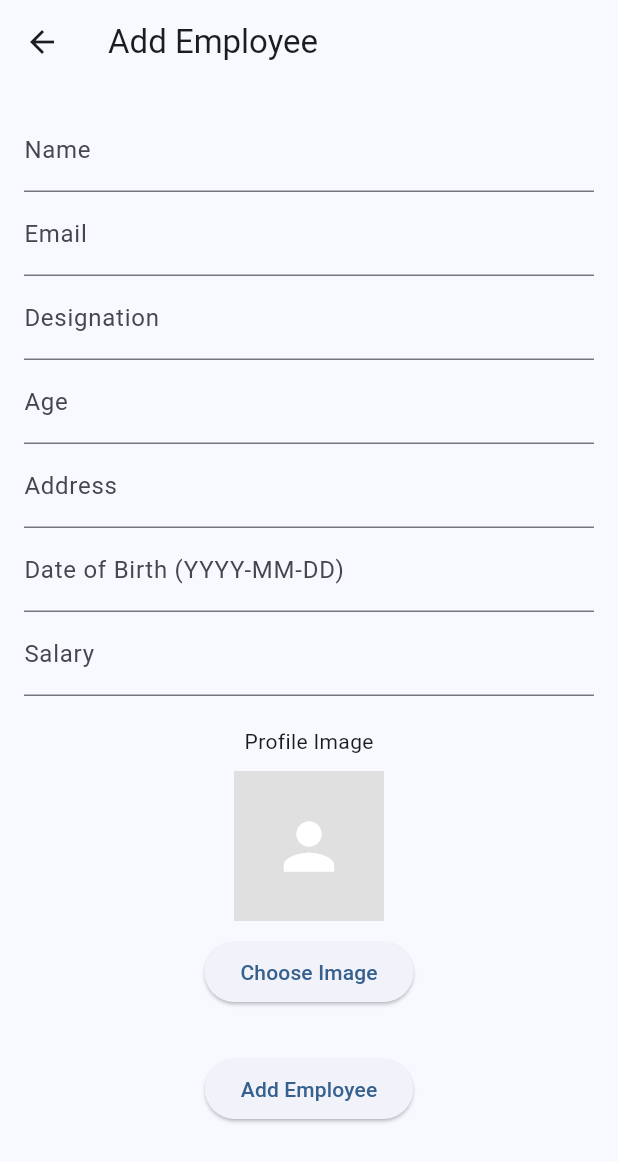
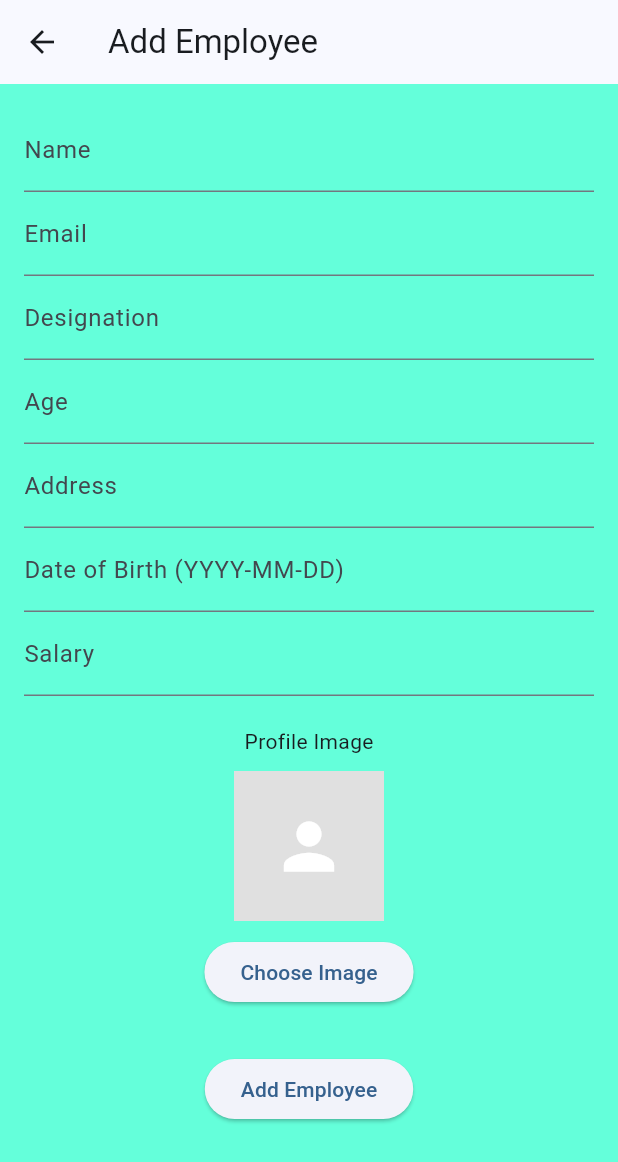
Before and after one commit to OmarFaruq97/learn-flutter-app-development, a Flutter app: the screen it shows after launch, after a tap on "Add Employee", on a phone screen of 412 x 824 dp. Shown: the top 1162 px of the screen. Run offline on Flutter 3.47's test engine with Material 3 defaults, Android fonts, the light colour scheme and no system bars; our stand-ins replace image_picker, sqflite; accounts and stored records are empty; network calls fail.

Commit message:
CRUD complete with api

```diff
--- a/api_Call/lib/screens/add_edit_employee.dart
+++ b/api_Call/lib/screens/add_edit_employee.dart
@@ -136,6 +136,7 @@ class _AddEditEmployeeScreenState extends State<AddEditEmployeeScreen> {
   @override
   Widget build(BuildContext context) {
     return Scaffold(
+      backgroundColor:Colors.tealAccent,
       appBar: AppBar(
         title: Text(widget.employee == null ? 'Add Employee' : 'Edit Employee'),
       ),
--- a/api_Call/lib/screens/employee_screen.dart
+++ b/api_Call/lib/screens/employee_screen.dart
@@ -16,6 +16,7 @@ class _EmployeeScreenState extends State<EmployeeScreen> {
   @override
   Widget build(BuildContext context) {
     return Scaffold(
+      backgroundColor: Colors.amberAccent,
       appBar: AppBar(title: const Text('Employee List')),
       body: FutureBuilder<List<Employee>>(
         future: _apiService.getEmployees(),
@@ -86,10 +87,10 @@ class _EmployeeScreenState extends State<EmployeeScreen> {
             MaterialPageRoute(builder: (context) => AddEditEmployeeScreen()),
           ).then((_) => setState(() {}));
         },
-        icon: const Icon(Icons.add),
+        icon: const Icon(Icons.add_box),
         label: const Text('Add Employee'),
-        backgroundColor: Colors.lightGreen,
-        foregroundColor: Colors.blueAccent,
+        backgroundColor: Colors.redAccent,
+        foregroundColor: Colors.black,
       ),
     );
   }
```
Also changed, not shown: 1 other file.
